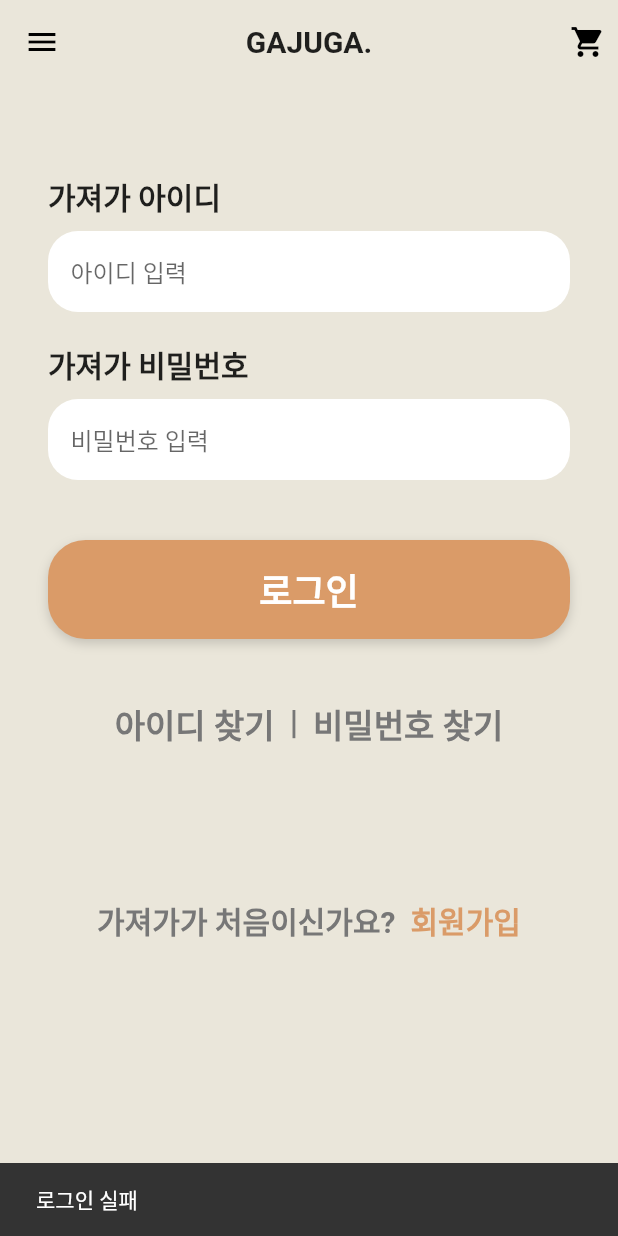
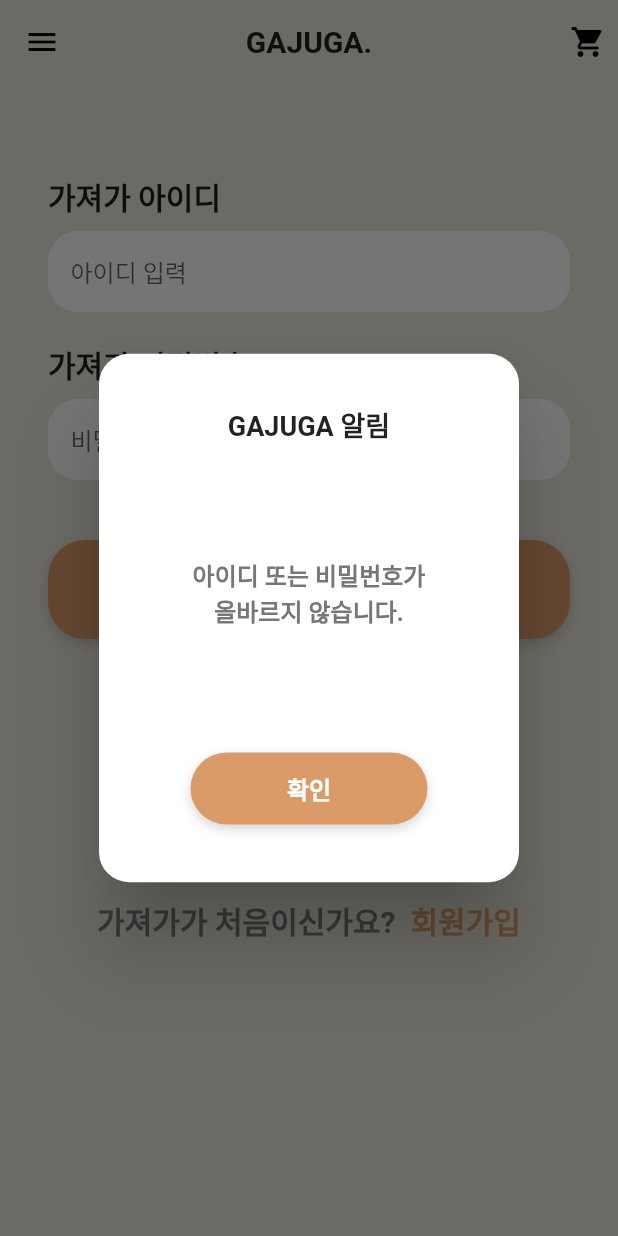
Before and after one commit to seunghwanly/commitSyndrome, a Flutter app: the LoginWidget widget shown alone on an empty page, opened directly, after a tap on "로그인", on a phone screen of 412 x 824 dp. Run offline on Flutter 3.47's test engine with Material 2 defaults, Android fonts, the phone set to English and light mode, and no system bars.

Commit message:
login modal update

```diff
--- a/gajuga_user/lib/component/body/login.dart
+++ b/gajuga_user/lib/component/body/login.dart
@@ -2,6 +2,7 @@ import '../body/sign_up.dart';
 import 'package:flutter/material.dart';
 import 'package:gajuga_user/util/palette.dart';
 import '../header/header.dart';
+import 'package:gajuga_user/main.dart';
 
 class LoginWidget extends StatelessWidget {
   String userName = '';
@@ -91,13 +92,12 @@ class LoginWidget extends StatelessWidget {
                       //로그인 기능 수정 필요
                       onPressed: () {
                         if (userName == 'dart' && password == 'flutter') {
-                          Scaffold.of(context)
-                            ..removeCurrentSnackBar()
-                            ..showSnackBar(SnackBar(content: Text('로그인 성공')));
+                          Navigator.push(
+                              context,
+                              MaterialPageRoute(
+                                  builder: (context) => MainScreen()));
                         } else
-                          Scaffold.of(context)
-                            ..removeCurrentSnackBar()
-                            ..showSnackBar(SnackBar(content: Text('로그인 실패')));
+                          showLoginFail(context);
                       }))),
           SizedBox(
             height: 40.0,
@@ -179,3 +179,83 @@ class LoginWidget extends StatelessWidget {
     ));
   }
 }
+
+void showLoginFail(BuildContext context) {
+  showDialog(
+      context: context,
+      barrierDismissible: false,
+      builder: (BuildContext context) {
+        return AlertDialog(
+          shape: RoundedRectangleBorder(
+            borderRadius: BorderRadius.circular(20.0),
+          ),
+          title: new Center(
+            child: Container(
+              padding: EdgeInsets.only(top: 10.0),
+              child: Text(
+                "GAJUGA 알림",
+                style: TextStyle(
+                  fontWeight: FontWeight.bold,
+                  fontSize: 18,
+                ),
+              ),
+            ),
+          ),
+          content: new SizedBox(
+            height: MediaQuery.of(context).size.height * 0.3,
+            child: Column(
+                mainAxisAlignment: MainAxisAlignment.center,
+                children: <Widget>[
+                  Container(
+                    padding: EdgeInsets.only(top: 40.0),
+                    child: Column(children: <Widget>[
+                      Text(
+                        "아이디 또는 비밀번호가",
+                        style: TextStyle(
+                          color: Color.fromRGBO(119, 119, 119, 1.0),
+                          fontWeight: FontWeight.bold,
+                          fontSize: 16,
+                        ),
+                      ),
+                      Text(
+                        "올바르지 않습니다.",
+                        style: TextStyle(
+                          color: Color.fromRGBO(119, 119, 119, 1.0),
+                          fontWeight: FontWeight.bold,
+                          fontSize: 16,
+                        ),
+                      ),
+                    ]),
+                  ),
+                  SizedBox(
+                    height: MediaQuery.of(context).size.height * 0.1,
+                  ),
+                  Container(
+                    padding: EdgeInsets.fromLTRB(35.0, 0.0, 35.0, 0.0),
+                    decoration: BoxDecoration(
+                      color: orange,
+                      borderRadius: BorderRadius.circular(25.0),
+                      boxShadow: ([
+                        BoxShadow(
+                          color: Colors.black.withOpacity(0.16),
+                          offset: Offset(0, 3),
+                          blurRadius: 6,
+                        )
+                      ]),
+                    ),
+                    child: FlatButton(
+                        child: Text('확인',
+                            style: TextStyle(
+                              color: white,
+                              fontWeight: FontWeight.bold,
+                              fontSize: 16.0,
+                            )),
+                        onPressed: () {
+                          Navigator.pop(context);
+                        }),
+                  ),
+                ]),
+          ),
+        );
+      });
+}
```
